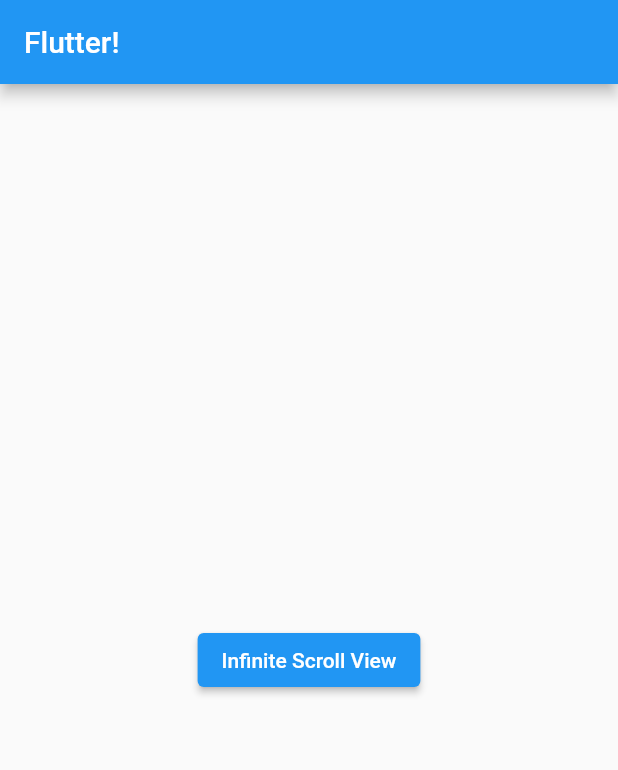
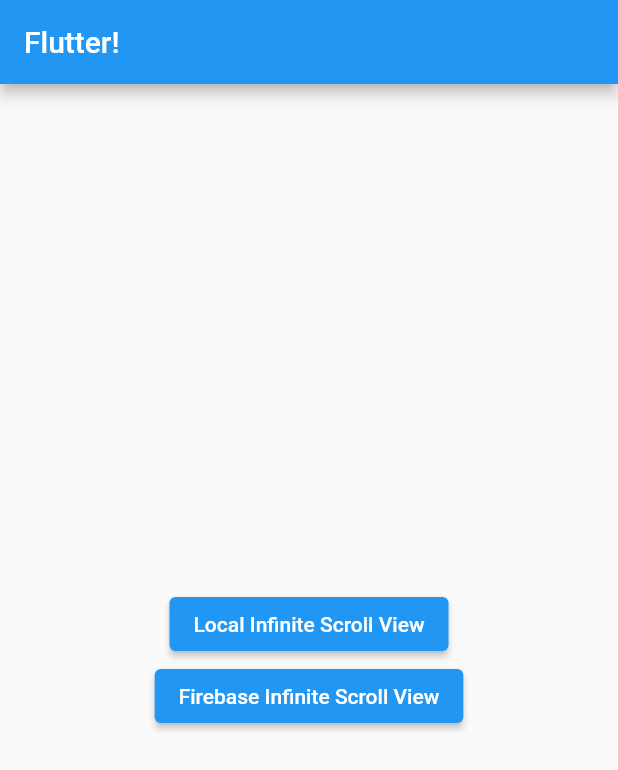
Before and after one commit to Ohgyuchan/infinite_scroll, a Flutter app: the screen it shows after launch, on a phone screen of 412 x 824 dp. Shown: the top 770 px of the screen. Run offline on Flutter 3.47's test engine with Material 2 defaults, Android fonts, the phone set to English and light mode, and no system bars; our stand-ins replace get.

Commit message:
local infinite scroll

```diff
--- a/lib/controllers/infinite_scroll_controller.dart
+++ b/lib/controllers/infinite_scroll_controller.dart
@@ -1,5 +1,5 @@
+import 'package:get/get.dart';
 import 'package:flutter/material.dart';
-import 'package:get/get.dart';
 
 class InfiniteScrollController extends GetxController {
   var scrollController = ScrollController().obs;
--- a/lib/main.dart
+++ b/lib/main.dart
@@ -1,8 +1,7 @@
 import 'package:flutter/material.dart';
 import 'package:get/get.dart';
-import 'package:infinite_scroll/pages/infinite_scroll_view.dart';
+import 'package:infinite_scroll/pages/home_page.dart';
 import 'bindings/app_binding.dart';
-import 'pages/home_page.dart';
 
 void main() {
   runApp(MyApp());
@@ -17,24 +16,7 @@ class MyApp extends StatelessWidget {
         primarySwatch: Colors.blue,
       ),
       initialBinding: AppBinding(),
-      home: Scaffold(
-        appBar: AppBar(
-          title: Text('Flutter!'),
-        ),
-        body: Column(
-          mainAxisAlignment: MainAxisAlignment.center,
-          children: [
-            Center(
-              child: ElevatedButton(
-                onPressed: () {
-                  Get.to(() => InfiniteScrollView());
-                },
-                child: Text('Infinite Scroll View'),
-              ),
-            ),
-          ],
-        ),
-      ),
+      home: HomePage(),
     );
   }
 }
--- a/lib/pages/infinite_scroll_view.dart
+++ b/lib/pages/firebase_infinite_scroll_view.dart
@@ -2,12 +2,12 @@ import 'package:flutter/material.dart';
 import 'package:get/get.dart';
 import 'package:infinite_scroll/controllers/infinite_scroll_controller.dart';
 
-class InfiniteScrollView extends GetView<InfiniteScrollController> {
+class FirebaseInfiniteScrollView extends GetView<InfiniteScrollController> {
   @override
   Widget build(BuildContext context) {
     return Scaffold(
       appBar: AppBar(
-        title: Text('Infinite Scroll'),
+        title: Text('Firebase Infinite Scroll'),
       ),
       body: Obx(
         () => Padding(
--- a/lib/pages/home_page.dart
+++ b/lib/pages/home_page.dart
@@ -1,3 +1,6 @@
+import 'package:get/get.dart';
+import 'package:infinite_scroll/pages/firebase_infinite_scroll_view.dart';
+import 'local_infinite_scroll_view.dart';
 import 'package:flutter/material.dart';
 
 class HomePage extends StatelessWidget {
@@ -5,6 +8,31 @@ class HomePage extends StatelessWidget {
 
   @override
   Widget build(BuildContext context) {
-    return Container();
+    return Scaffold(
+      appBar: AppBar(
+        title: Text('Flutter!'),
+      ),
+      body: Column(
+        mainAxisAlignment: MainAxisAlignment.center,
+        children: [
+          Center(
+            child: ElevatedButton(
+              onPressed: () {
+                Get.to(() => LocalInfiniteScrollView());
+              },
+              child: Text('Local Infinite Scroll View'),
+            ),
+          ),
+          Center(
+            child: ElevatedButton(
+              onPressed: () {
+                Get.to(() => FirebaseInfiniteScrollView());
+              },
+              child: Text('Firebase Infinite Scroll View'),
+            ),
+          ),
+        ],
+      ),
+    );
   }
 }
```
Also changed, not shown: lib/pages/local_infinite_scroll_view.dart (added, +60 -0 lines).
